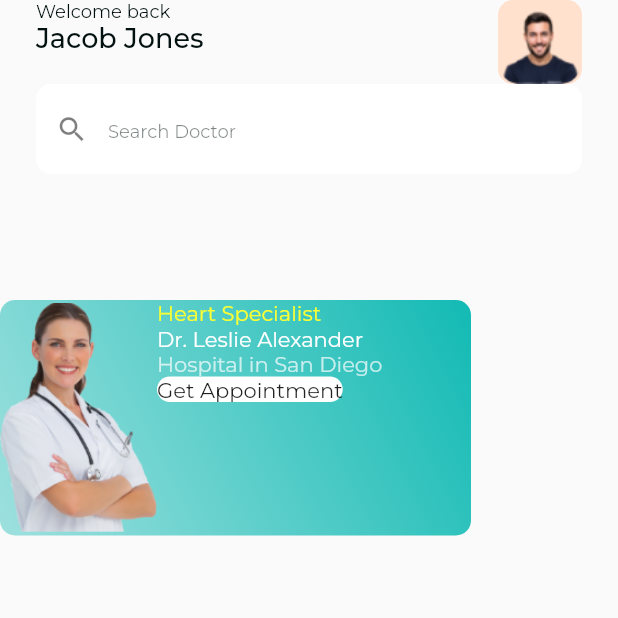
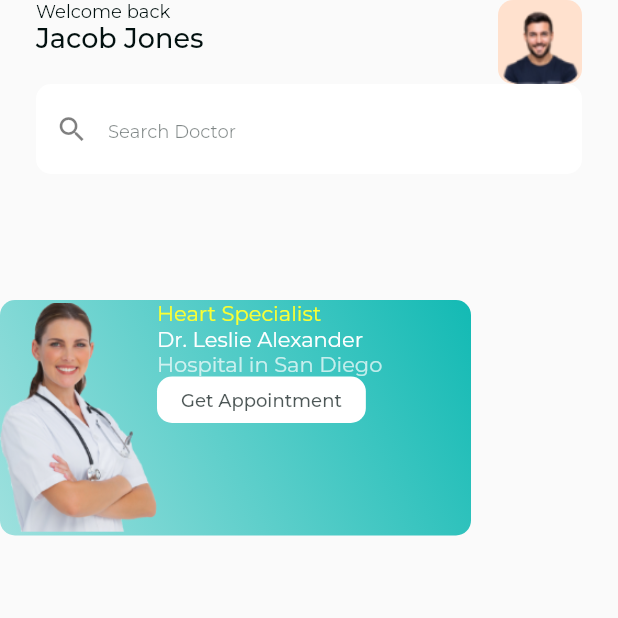
Before and after one commit to romofel/flutter-ui_practice-medical, a Flutter app: the screen it shows after launch, on a phone screen of 412 x 824 dp, the top half of it. Run offline on Flutter 3.47's test engine with Material 2 defaults, Android fonts, the phone set to English and light mode, and no system bars; our stand-ins replace google_fonts.

Commit message:
Add padding to button and style the text

```diff
--- a/lib/screens/home_screen.dart
+++ b/lib/screens/home_screen.dart
@@ -59,11 +59,20 @@ class HomeScreen extends StatelessWidget {
                                 ),
                               ),
                               Container(
+                                padding: const EdgeInsets.symmetric(
+                                    horizontal: 16, vertical: 8),
                                 decoration: BoxDecoration(
                                   color: Colors.white,
                                   borderRadius: BorderRadius.circular(10),
                                 ),
-                                child: Text('Get Appointment'),
+                                child: const Text(
+                                  'Get Appointment',
+                                  style: TextStyle(
+                                    color: Color(0xb302100F),
+                                    fontSize: 12,
+                                    fontWeight: FontWeight.w500,
+                                  ),
+                                ),
                               ),
                             ],
                           ),
```
